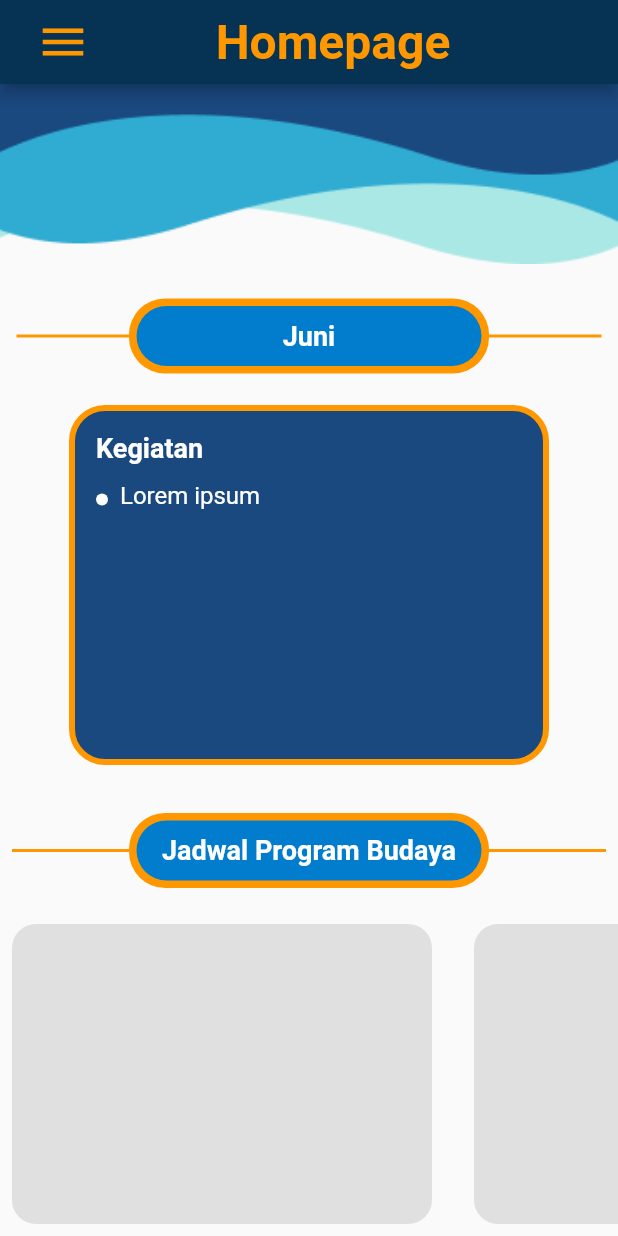
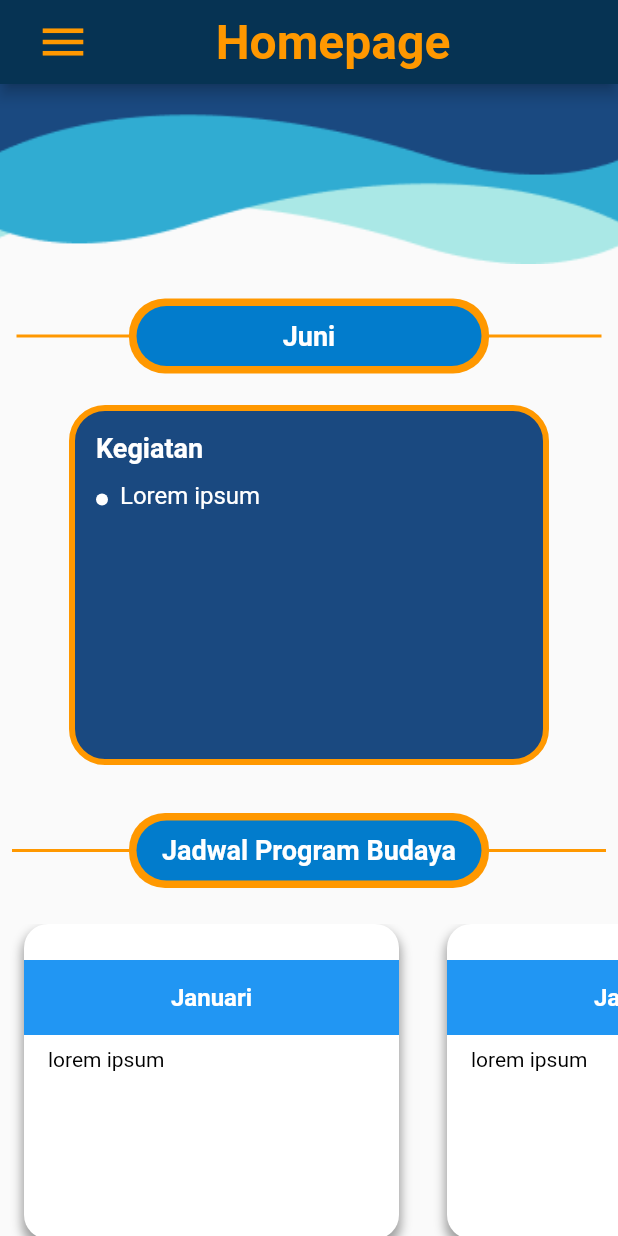
Before and after one commit to Soviena/inovasi-budaya-flutter, a Flutter app: the HomePage screen opened by its route, scrolled down 1655 dp, on a phone screen of 412 x 824 dp. Run offline on Flutter 3.47's test engine with Material 2 defaults, Android fonts, the phone set to English and light mode, and no system bars; our stand-ins replace firebase_core, firebase_messaging, flutter_local_notifications, quickalert; accounts and stored records are empty.

Commit message:
menambah homepage

```diff
--- a/lib/view/HomePage.dart
+++ b/lib/view/HomePage.dart
@@ -644,45 +644,81 @@ class HomePage extends StatelessWidget {
                                 ),
                               ],
                             ),
-                            SizedBox(height: 16),
+                            Padding(padding: EdgeInsets.only(top: 24.0)),
                             SingleChildScrollView(
                               scrollDirection: Axis.horizontal,
                               child: Row(
+                                children: List.generate(5, (index) {
+                                  return Padding(
+                                    padding:
+                                        EdgeInsets.symmetric(horizontal: 16.0),
+                                    child: Container(
+                                      width: 250,
+                                      height: 210,
+                                      child: Container(
+                                        decoration: BoxDecoration(
+                                          color: Colors.white,
+                                          borderRadius:
+                                              BorderRadius.circular(16),
+                                          boxShadow: [
+                                            BoxShadow(
+                                              color: Colors.grey.withOpacity(1),
+                                              spreadRadius: 1,
+                                              blurRadius: 5,
+                                              offset: Offset(0, 5),
+                                            ),
+                                          ],
+                                        ),
+                                        padding: EdgeInsets.only(top: 24.0),
+                                        child: Column(
+                                          children: [
+                                            Stack(
                                               children: [
                                                 Container(
-                                    width: 280,
-                                    height: 200,
-                                    margin: EdgeInsets.symmetric(
-                                        vertical: 8, horizontal: 8),
+                                                  width: double.infinity,
+                                                  height: 50,
                                                   decoration: BoxDecoration(
-                                      color: Colors.grey[300],
-                                      borderRadius: BorderRadius.circular(16),
+                                                    color: Colors.blue,
+                                                  ),
+                                                  child: Center(
+                                                    child: Text(
+                                                      'Januari',
+                                                      style: TextStyle(
+                                                        color: Colors.white,
+                                                        fontSize: 16,
+                                                        fontWeight:
+                                                            FontWeight.bold,
                                                       ),
                                                     ),
-                                  Padding(
-                                      padding: EdgeInsets.only(right: 12.0)),
-                                  Container(
-                                    width: 280,
-                                    height: 200,
-                                    margin: EdgeInsets.symmetric(
-                                        vertical: 8, horizontal: 8),
-                                    decoration: BoxDecoration(
-                                      color: Colors.grey[300],
-                                      borderRadius: BorderRadius.circular(16),
                                                   ),
                                                 ),
-                                  Container(
-                                    width: 280,
-                                    height: 200,
-                                    margin: EdgeInsets.symmetric(
-                                        vertical: 8, horizontal: 8),
-                                    decoration: BoxDecoration(
-                                      color: Colors.grey[300],
-                                      borderRadius: BorderRadius.circular(16),
+                                              ],
+                                            ),
+                                            SizedBox(height: 8.0),
+                                            Expanded(
+                                              child: SingleChildScrollView(
+                                                child: Container(
+                                                  alignment: Alignment.topLeft,
+                                                  padding: EdgeInsets.symmetric(
+                                                      horizontal: 16.0),
+                                                  child: Text(
+                                                    'lorem ipsum',
+                                                    style: TextStyle(
+                                                      color: Colors.black,
+                                                      fontSize: 14,
+                                                      fontWeight:
+                                                          FontWeight.normal,
                                                     ),
                                                   ),
-                                  // Tambahkan container lainnya di sini sesuai kebutuhan
+                                                ),
+                                              ),
+                                            ),
                                           ],
+                                        ),
+                                      ),
+                                    ),
+                                  );
+                                }),
                               ),
                             ),
                           ],
```
Also changed, not shown: pubspec.lock. Lines whose indentation alone changed are shown as unchanged.
